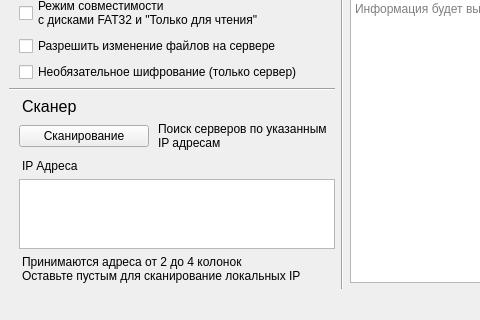
linkliti/File-Transfer-App, file FTA/style/mainwindow.ui: the form before one commit; both pictures show x 0 to 480 and y 449 to 769 of the 937 by 769 pixel window.
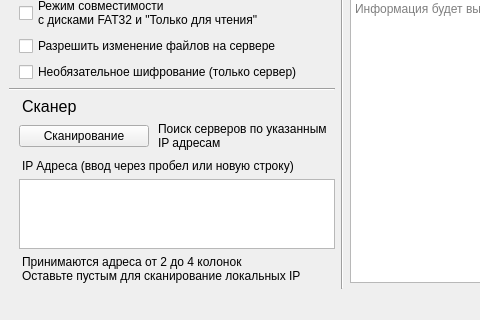
The form after the commit.

What changed in the file:
```diff
--- a/FTA/style/mainwindow.ui
+++ b/FTA/style/mainwindow.ui
@@ -258,7 +258,7 @@
          </sizepolicy>
         </property>
         <property name="text">
-         <string>&lt;html&gt;&lt;head/&gt;&lt;body&gt;&lt;p&gt;IP Адреса&lt;/p&gt;&lt;/body&gt;&lt;/html&gt;</string>
+         <string>&lt;html&gt;&lt;head/&gt;&lt;body&gt;&lt;p&gt;IP Адреса (ввод через пробел или новую строку)&lt;/p&gt;&lt;/body&gt;&lt;/html&gt;</string>
         </property>
         <property name="alignment">
          <set>Qt::AlignLeading|Qt::AlignLeft|Qt::AlignTop</set>
```
Left out of the diff: 12 changed lines with no effect on the pictures.
